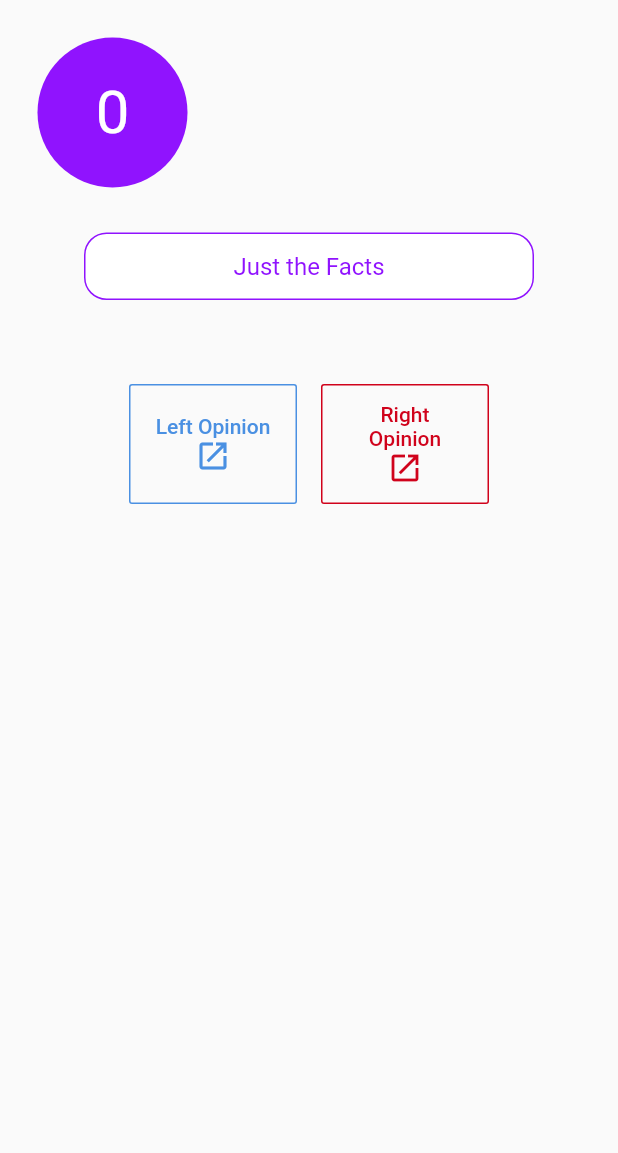
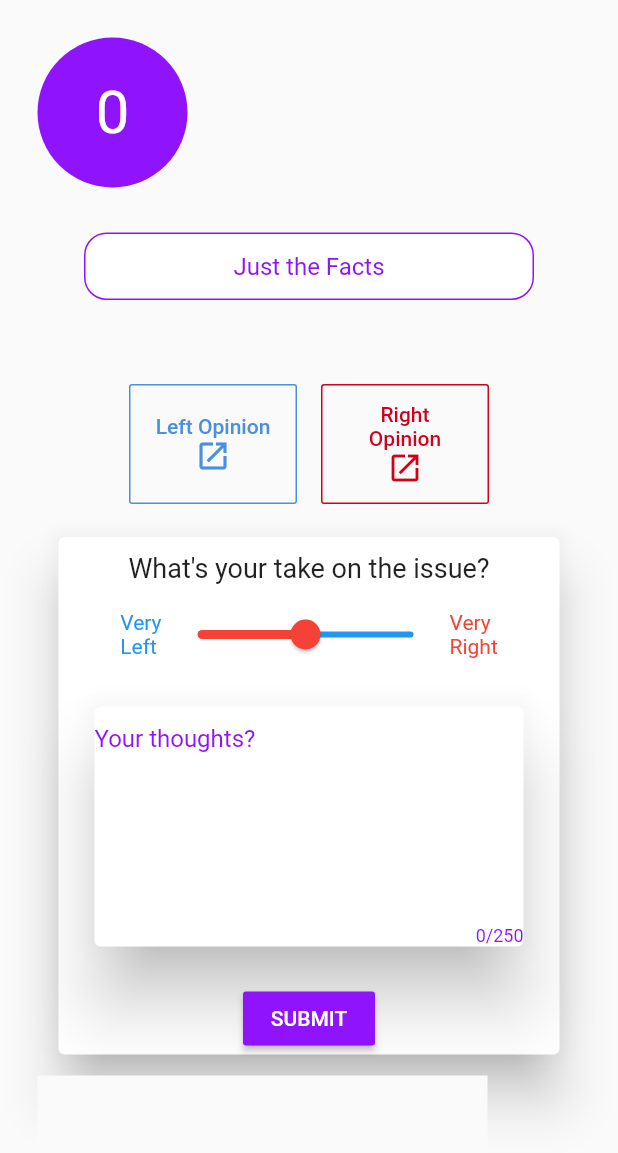
Before and after one commit to peterjeffrey/news_app, a Flutter app: the FireNewsPage screen opened directly with empty values, on a phone screen of 412 x 824 dp. Shown: the top 1153 px of the screen. Run offline on Flutter 3.47's test engine with Material 2 defaults, Android fonts, the phone set to English and light mode, and no system bars; our stand-ins replace cloud_firestore, firebase_auth, firebase_database; accounts and stored records are empty.

Commit message:
commit on 10.23

```diff
--- /dev/null
+++ b/lib/pages/news_stream/CommentCollector.dart
@@ -0,0 +1,89 @@
+import 'package:flutter/cupertino.dart';
+import 'package:flutter/material.dart';
+import 'package:news_app/pages/news_stream/PostGetter.dart';
+
+class CommentCollector extends StatefulWidget {
+  @override
+  _CommentCollectorState createState() => new _CommentCollectorState();
+}
+
+class _CommentCollectorState extends State<CommentCollector> {
+  double val = 5.0;
+
+  @override
+  Widget build(BuildContext context) {
+    return new Container(
+      child: new Center(
+        child: new Container(
+          padding: EdgeInsets.all(10.0),
+          child: new Card(
+              elevation: 15.0,
+              child: new Column(
+                mainAxisSize: MainAxisSize.min,
+                children: <Widget>[
+                  new Padding(
+                    padding: EdgeInsets.all(10.0),
+                    child: new Text(
+                      "What's your take on the issue?",
+                      style: new TextStyle(fontSize: 18.0),
+                    ),
+                  ),
+                  new Row(
+                    mainAxisAlignment: MainAxisAlignment.center,
+                    children: <Widget>[
+                      new Text(
+                        "Very\nLeft",
+                        style: new TextStyle(color: Colors.blue),
+                      ),
+                      new Slider(
+                        value: val,
+                        onChanged: changed,
+                        activeColor: Colors.red,
+                        inactiveColor: Colors.blue,
+                        divisions: 100,
+                        max: 10.0,
+                        min: 0.0,
+                      ),
+                      new Text(
+                        "Very\nRight",
+                        style: new TextStyle(color: Colors.red),
+                      ),
+                    ],
+                  ),
+                  new Form(
+                    child: new Padding(
+                      padding: EdgeInsets.all(20.0),
+                      child: new Card(
+                        elevation: 20.0,
+                        child: new TextFormField(
+                          decoration: new InputDecoration(
+                            border: InputBorder.none,
+                            hintText: 'Your thoughts?',
+                          ),
+                          keyboardType: TextInputType.multiline,
+                          maxLines: 6,
+                          maxLength: 250,
+                        ),
+                      ),
+                    ),
+                  ),
+                  new RaisedButton(
+                    onPressed: () => print(val),
+                    child: new Text(
+                      "SUBMIT",
+                      style: new TextStyle(color: Colors.white),
+                    ),
+                    color: Color.fromRGBO(144, 19, 254, 1.0),
+                  )
+                ],
+              )),
+        ),
+      ),
+    );
+  }
+  void changed(e) {
+    setState(() {
+      val = e;
+    });
+  }
+}
--- a/lib/pages/news_stream/FireNewsPage.dart
+++ b/lib/pages/news_stream/FireNewsPage.dart
@@ -2,8 +2,11 @@ import 'dart:async';
 import 'dart:convert';
 import 'package:flutter/material.dart';
 import 'package:http/http.dart' as http;
+import 'package:news_app/pages/news_stream/CommentCollector.dart';
+import 'package:news_app/pages/news_stream/PostGetter.dart';
 import 'package:news_app/pages/news_stream/left_page.dart';
 import 'package:news_app/pages/news_stream/right_page.dart';
+import 'package:cloud_firestore/cloud_firestore.dart';
 
 class FireNewsPage extends StatelessWidget {
   final int rank;
@@ -11,8 +14,15 @@ class FireNewsPage extends StatelessWidget {
   final String content;
   final String left_content;
   final String right_content;
+  final String article_id;
 
-  FireNewsPage({this.rank, this.header, this.content, this.left_content, this.right_content});
+  FireNewsPage(
+      {this.rank,
+      this.header,
+      this.content,
+      this.left_content,
+      this.right_content,
+      this.article_id});
 
   @override
   Widget build(BuildContext context) {
@@ -56,8 +66,8 @@ class FireNewsPage extends StatelessWidget {
                                     fontSize: 28.0,
                                   ),
                                 ),
-                                    padding: EdgeInsets.fromLTRB(
-                                        20.0, 0.0, 0.0, 10.0)),
+                                padding:
+                                    EdgeInsets.fromLTRB(20.0, 0.0, 0.0, 10.0)),
                           ],
                         ),
                       ),
@@ -112,8 +122,7 @@ class FireNewsPage extends StatelessWidget {
                                       new LeftPage(
                                         rank: rank,
                                         title: header,
-                                            left_content:
-                                                left_content,
+                                        left_content: left_content,
                                       ),
                                   fullscreenDialog: true)),
                           child: new Container(
@@ -124,14 +133,13 @@ class FireNewsPage extends StatelessWidget {
                                   new Text(
                                     "Left Opinion",
                                     style: new TextStyle(
-                                            color: Color.fromRGBO(
-                                                74, 144, 226, 1.0)),
+                                        color:
+                                            Color.fromRGBO(74, 144, 226, 1.0)),
                                     textAlign: TextAlign.center,
                                   ),
                                   new Icon(
                                     Icons.launch,
-                                        color:
-                                            Color.fromRGBO(74, 144, 226, 1.0),
+                                    color: Color.fromRGBO(74, 144, 226, 1.0),
                                   )
                                 ],
                               ),
@@ -153,8 +161,7 @@ class FireNewsPage extends StatelessWidget {
                                       new RightPage(
                                         rank: rank,
                                         title: header,
-                                            right_content:
-                                                right_content,
+                                        right_content: right_content,
                                       ),
                                   fullscreenDialog: true)),
                           child: new Container(
@@ -166,8 +173,7 @@ class FireNewsPage extends StatelessWidget {
                                     "Right Opinion",
                                     textAlign: TextAlign.center,
                                     style: new TextStyle(
-                                            color: Color.fromRGBO(
-                                                208, 2, 27, 1.0)),
+                                        color: Color.fromRGBO(208, 2, 27, 1.0)),
                                   ),
                                   new Icon(
                                     Icons.launch,
@@ -183,6 +189,17 @@ class FireNewsPage extends StatelessWidget {
                       ),
                     ],
                   ),
+                  new CommentCollector(),
+                  new Row(
+                    children: <Widget>[
+                      new Container(
+                        height: 500.0,
+                        width: 300.0,
+                        child: new PostGetter(articleId: article_id,),
+                      ),
+                    ],
+                  ),
+
                 ],
               ),
             ),
--- /dev/null
+++ b/lib/pages/news_stream/PostGetter.dart
@@ -0,0 +1,53 @@
+import 'dart:async';
+
+import 'package:cloud_firestore/cloud_firestore.dart';
+import 'package:firebase_auth/firebase_auth.dart';
+import 'package:flutter/material.dart';
+import 'package:news_app/pages/news_stream/articlefeed_widget.dart';
+import 'package:news_app/pages/news_stream/socialfeed_widget.dart';
+
+class PostGetter extends StatelessWidget {
+  final String articleId;
+
+  PostGetter({this.articleId});
+
+  @override
+  Widget build(BuildContext context) {
+// TODO: implement build
+    return new Scaffold(
+      body: new Container(
+        child: new FutureBuilder(
+            future: Firestore.instance
+                .collection('post')
+                .where('article', isEqualTo: articleId)
+                .getDocuments(),
+            builder: (BuildContext context, AsyncSnapshot snapshot) {
+              if (snapshot.hasData) {
+                if (snapshot.data != null) {
+                  return new Column(
+                    children: <Widget>[
+                      new Expanded(
+                        child: new ListView(
+                          children: snapshot.data.documents
+                              .map<Widget>((DocumentSnapshot document) {
+                            return new ArticleFeedWidget(
+                              article_header: document['article_title'],
+                              userName: document['author'],
+                              spectrumValue:
+                              document['spectrum_value'].toDouble(),
+                              comment: document['comment'],
+                            );
+                          }).toList(),
+                        ),
+                      ),
+                    ],
+                  );
+                }
+              } else {
+                return new CircularProgressIndicator();
+              }
+            }),
+      ),
+    );
+  }
+}
```
Also changed, not shown: lib/pages/news_stream/FireNewsGetter.dart (+9 -9 lines), lib/pages/news_stream/UserPostGetter.dart (added, +47 -0 lines), lib/pages/news_stream/articlefeed_widget.dart (added, +61 -0 lines), lib/pages/news_stream/social_feed.dart (added, +42 -0 lines), lib/pages/news_stream/socialfeed_widget.dart (added, +74 -0 lines), lib/pages/social_page.dart (+73 -67 lines), lib/pages/tab_bar.dart (+8 -3 lines). Lines whose indentation alone changed are shown as unchanged.
